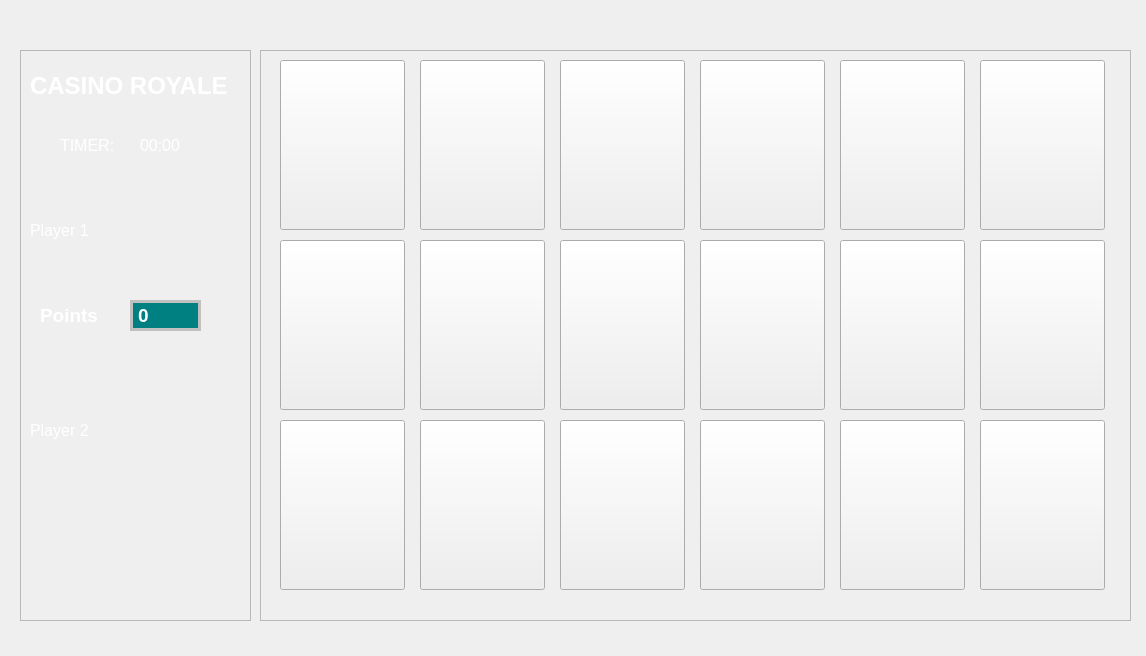
Old version of the form main code/gamewindow.ui in the repository A-HiDALGO/Proyecto1.
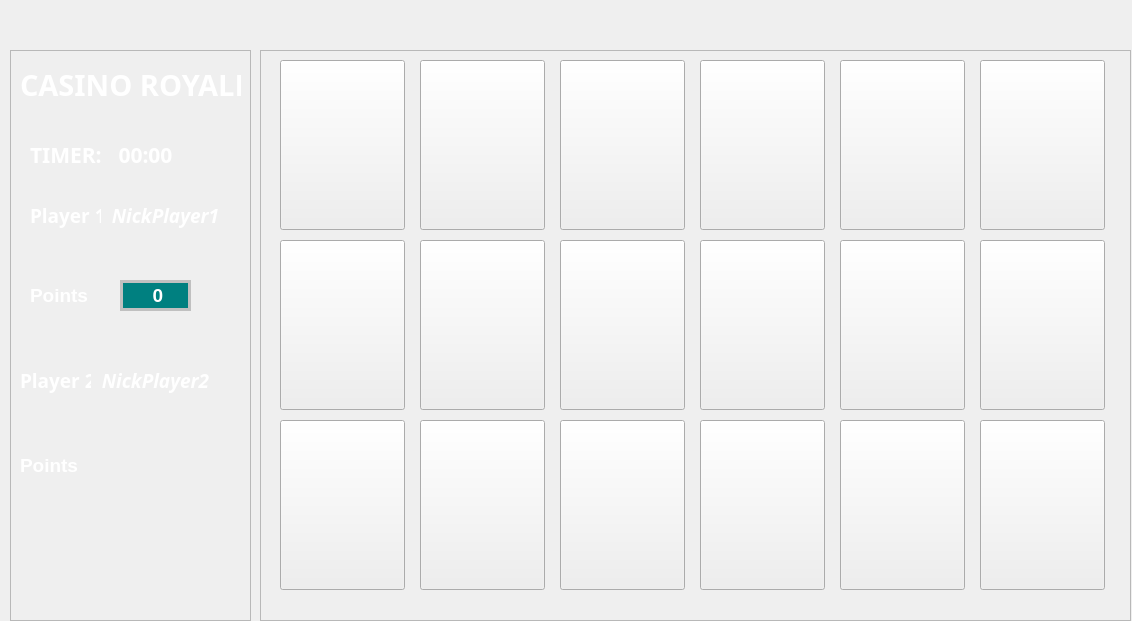
New version of the form. Icons and pictures are not drawn.

```diff
--- a/main code/gamewindow.ui
+++ b/main code/gamewindow.ui
@@ -6,8 +6,8 @@
    <rect>
     <x>0</x>
     <y>0</y>
-    <width>1146</width>
-    <height>656</height>
+    <width>1132</width>
+    <height>621</height>
    </rect>
   </property>
   <property name="windowTitle">
@@ -332,9 +332,9 @@
    <widget class="QFrame" name="StatusBar">
     <property name="geometry">
      <rect>
-      <x>20</x>
+      <x>10</x>
       <y>50</y>
-      <width>231</width>
+      <width>241</width>
       <height>571</height>
      </rect>
     </property>
@@ -361,14 +361,14 @@
       <rect>
        <x>10</x>
        <y>10</y>
-       <width>211</width>
+       <width>221</width>
        <height>51</height>
       </rect>
      </property>
      <property name="font">
       <font>
-       <pointsize>18</pointsize>
-       <italic>false</italic>
+       <family>Bahnschrift SemiBold</family>
+       <pointsize>22</pointsize>
        <bold>true</bold>
       </font>
      </property>
@@ -379,7 +379,7 @@
       <string notr="true">color: white</string>
      </property>
      <property name="text">
-      <string>CASINO ROYALE</string>
+      <string>&lt;html&gt;&lt;head/&gt;&lt;body&gt;&lt;p align=&quot;center&quot;&gt;CASINO ROYALE&lt;/p&gt;&lt;/body&gt;&lt;/html&gt;</string>
      </property>
      <property name="scaledContents">
       <bool>false</bool>
@@ -388,58 +388,63 @@
     <widget class="QLabel" name="timer">
      <property name="geometry">
       <rect>
-       <x>40</x>
-       <y>80</y>
-       <width>61</width>
+       <x>20</x>
+       <y>90</y>
+       <width>71</width>
        <height>31</height>
       </rect>
      </property>
      <property name="font">
       <font>
-       <pointsize>12</pointsize>
+       <family>Bahnschrift SemiBold</family>
+       <pointsize>16</pointsize>
+       <bold>true</bold>
       </font>
      </property>
      <property name="styleSheet">
       <string notr="true">color: white</string>
      </property>
      <property name="text">
-      <string>TIMER:  </string>
+      <string>&lt;html&gt;&lt;head/&gt;&lt;body&gt;&lt;p align=&quot;center&quot;&gt;TIMER: &lt;/p&gt;&lt;/body&gt;&lt;/html&gt;</string>
      </property>
     </widget>
     <widget class="QLabel" name="player1">
      <property name="geometry">
       <rect>
-       <x>10</x>
-       <y>170</y>
-       <width>111</width>
-       <height>21</height>
+       <x>20</x>
+       <y>150</y>
+       <width>71</width>
+       <height>31</height>
       </rect>
      </property>
      <property name="font">
       <font>
+       <family>Bahnschrift SemiBold</family>
        <pointsize>12</pointsize>
+       <bold>true</bold>
       </font>
      </property>
      <property name="styleSheet">
       <string notr="true">color: white</string>
      </property>
      <property name="text">
-      <string>Player 1</string>
+      <string>&lt;html&gt;&lt;head/&gt;&lt;body&gt;&lt;p&gt;&lt;span style=&quot; font-size:14pt;&quot;&gt;Player 1&lt;/span&gt;&lt;/p&gt;&lt;/body&gt;&lt;/html&gt;</string>
      </property>
     </widget>
     <widget class="QLabel" name="player2">
      <property name="geometry">
       <rect>
        <x>10</x>
-       <y>370</y>
-       <width>111</width>
-       <height>21</height>
+       <y>310</y>
+       <width>71</width>
+       <height>41</height>
       </rect>
      </property>
      <property name="font">
       <font>
-       <pointsize>12</pointsize>
-       <bold>false</bold>
+       <family>Bahnschrift SemiBold</family>
+       <pointsize>14</pointsize>
+       <bold>true</bold>
       </font>
      </property>
      <property name="styleSheet">
@@ -452,29 +457,31 @@
     <widget class="QLabel" name="seconds">
      <property name="geometry">
       <rect>
-       <x>120</x>
-       <y>80</y>
-       <width>61</width>
+       <x>100</x>
+       <y>90</y>
+       <width>71</width>
        <height>31</height>
       </rect>
      </property>
      <property name="font">
       <font>
-       <pointsize>12</pointsize>
+       <family>Bahnschrift SemiBold</family>
+       <pointsize>16</pointsize>
+       <bold>true</bold>
       </font>
      </property>
      <property name="styleSheet">
       <string notr="true">color: white</string>
      </property>
      <property name="text">
-      <string>00:00</string>
+      <string>&lt;html&gt;&lt;head/&gt;&lt;body&gt;&lt;p align=&quot;center&quot;&gt;&lt;span style=&quot; font-weight:700;&quot;&gt;00:00&lt;/span&gt;&lt;/p&gt;&lt;/body&gt;&lt;/html&gt;</string>
      </property>
     </widget>
     <widget class="QLabel" name="PointsPlayer1">
      <property name="geometry">
       <rect>
        <x>20</x>
-       <y>250</y>
+       <y>230</y>
        <width>71</width>
        <height>31</height>
       </rect>
@@ -496,7 +503,7 @@
      <property name="geometry">
       <rect>
        <x>110</x>
-       <y>250</y>
+       <y>230</y>
        <width>71</width>
        <height>31</height>
       </rect>
@@ -508,7 +515,75 @@
       </font>
      </property>
      <property name="text">
-      <string>0</string>
+      <string>&lt;html&gt;&lt;head/&gt;&lt;body&gt;&lt;p align=&quot;center&quot;&gt;0&lt;/p&gt;&lt;/body&gt;&lt;/html&gt;</string>
+     </property>
+    </widget>
+    <widget class="QLabel" name="nickPlayer2">
+     <property name="geometry">
+      <rect>
+       <x>90</x>
+       <y>310</y>
+       <width>111</width>
+       <height>41</height>
+      </rect>
+     </property>
+     <property name="font">
+      <font>
+       <family>Bahnschrift SemiBold</family>
+       <pointsize>12</pointsize>
+       <bold>true</bold>
+      </font>
+     </property>
+     <property name="styleSheet">
+      <string notr="true">color: white</string>
+     </property>
+     <property name="text">
+      <string>&lt;html&gt;&lt;head/&gt;&lt;body&gt;&lt;p align=&quot;center&quot;&gt;&lt;span style=&quot; font-size:14pt; font-style:italic;&quot;&gt;NickPlayer2&lt;/span&gt;&lt;/p&gt;&lt;/body&gt;&lt;/html&gt;</string>
+     </property>
+    </widget>
+    <widget class="QLabel" name="nickPlayer1">
+     <property name="geometry">
+      <rect>
+       <x>100</x>
+       <y>150</y>
+       <width>111</width>
+       <height>31</height>
+      </rect>
+     </property>
+     <property name="font">
+      <font>
+       <family>Bahnschrift SemiBold</family>
+       <pointsize>12</pointsize>
+       <bold>true</bold>
+      </font>
+     </property>
+     <property name="styleSheet">
+      <string notr="true">color: white</string>
+     </property>
+     <property name="text">
+      <string>&lt;html&gt;&lt;head/&gt;&lt;body&gt;&lt;p align=&quot;center&quot;&gt;&lt;span style=&quot; font-size:14pt; font-style:italic;&quot;&gt;NickPlayer1&lt;/span&gt;&lt;/p&gt;&lt;/body&gt;&lt;/html&gt;</string>
+     </property>
+    </widget>
+    <widget class="QLabel" name="txtPointsPlayer2">
+     <property name="geometry">
+      <rect>
+       <x>10</x>
+       <y>400</y>
+       <width>71</width>
+       <height>31</height>
+      </rect>
+     </property>
+     <property name="font">
+      <font>
+       <pointsize>14</pointsize>
+       <bold>true</bold>
+      </font>
+     </property>
+     <property name="styleSheet">
+      <string notr="true">color: white</string>
+     </property>
+     <property name="text">
+      <string>Points</string>
      </property>
     </widget>
    </widget>
```
Left out of the diff: 4 changed lines with no effect on the pictures.
